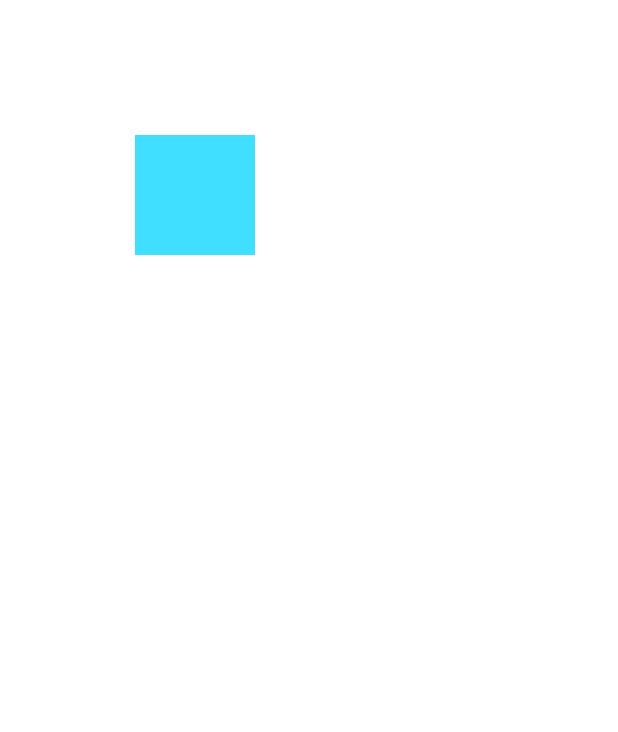
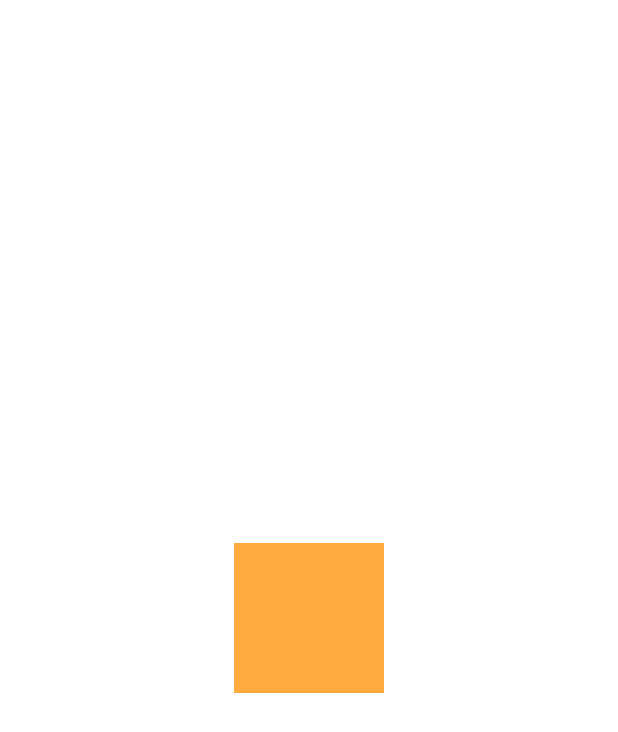
Before and after one commit to srp2210/flutter_learning, a Flutter app: the screen it shows after launch, on a phone screen of 412 x 824 dp. Shown: the top 732 px of the screen. Run offline on Flutter 3.47's test engine with Material 2 defaults, Android fonts, the phone set to English and light mode, and no system bars.

Commit message:
Coloredbox

```diff
--- /dev/null
+++ b/flutter_widgets/lib/colored_box.dart
@@ -0,0 +1,19 @@
+//! ColoredBox
+import 'package:flutter/material.dart';
+
+class ColoredBoxWidget extends StatelessWidget {
+  const ColoredBoxWidget({Key? key}) : super(key: key);
+
+  @override
+  Widget build(BuildContext context) {
+    return const Center(
+      child: ColoredBox(
+        color: Colors.orangeAccent,
+        child: SizedBox(
+          width: 100,
+          height: 100,
+        ),
+      ),
+    );
+  }
+}
--- a/flutter_widgets/lib/main.dart
+++ b/flutter_widgets/lib/main.dart
@@ -25,6 +25,7 @@ import 'clip_oval.dart';
 import 'clip_path.dart';
 import 'clip_r_rect.dart';
 import 'clip_rect.dart';
+import 'colored_box.dart';
 
 
 
@@ -44,7 +45,7 @@ class MyApp extends StatelessWidget {
       theme: ThemeData(
         primarySwatch: Colors.deepPurple,
       ),
-      home: const ClipRectWidget(),
+      home: const ColoredBoxWidget(),
     );
   }
 }
```
